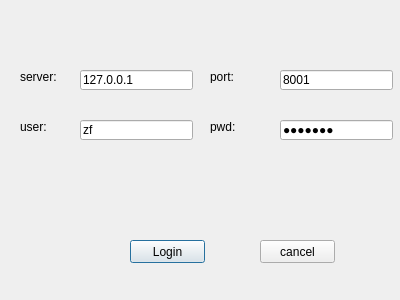
This is QtNetworkClient/QtNetworkClient/userlogin.ui in saga1979/QtIM as Qt 5 draws it before an edit. The edited form follows.
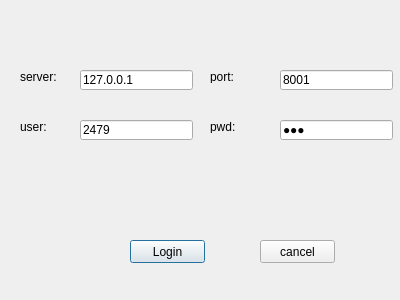
This is the edited form.

Patch:
```diff
--- a/QtNetworkClient/QtNetworkClient/userlogin.ui
+++ b/QtNetworkClient/QtNetworkClient/userlogin.ui
@@ -101,7 +101,7 @@
     </rect>
    </property>
    <property name="text">
-    <string>zf</string>
+    <string>2479</string>
    </property>
   </widget>
   <widget class="QLineEdit" name="m_lePwd">
@@ -114,7 +114,7 @@
     </rect>
    </property>
    <property name="text">
-    <string>1234556</string>
+    <string>111</string>
    </property>
    <property name="echoMode">
     <enum>QLineEdit::PasswordEchoOnEdit</enum>
```
